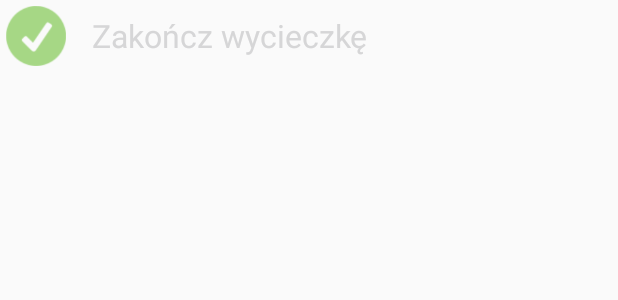
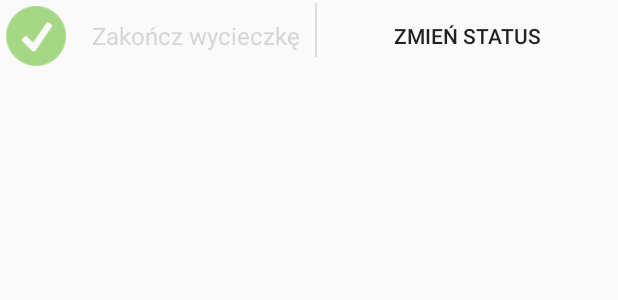
Before and after one commit to ZPI2017/FirstVersion2, an Android app: the layout activity_active_trip.xml on its own in the app's theme, with its tools: preview values and no code run, on a phone screen of 412 x 824 dp. Shown: the top 300 px of the screen. Run offline under Robolectric (Android 15) with nearby library versions, the phone set to English and light mode, and no system bars.

Commit message:
Zmiany w oknie aktywnej atrkacji

```diff
--- a/app/src/main/java/zpi/lyjak/anna/MainActivity.java
+++ b/app/src/main/java/zpi/lyjak/anna/MainActivity.java
@@ -18,6 +18,7 @@ import android.view.animation.AccelerateInterpolator;
 import android.widget.LinearLayout;
 
 import java.util.ArrayList;
+import java.util.HashMap;
 import java.util.List;
 
 import yalantis.com.sidemenu.interfaces.Resourceble;
@@ -31,6 +32,7 @@ import zpi.mazurek.tomasz.firstversion.Trip;
 import zpi.mazurek.tomasz.firstversion.TripHistoryActivity;
 import zpi.lyjak.anna.firstversion.R;
 import zpi.lyjak.anna.fragments.ExampleFragment;
+import zpi.szymala.kasia.firstversion.Atrakcja;
 import zpi.szymala.kasia.firstversion.ShowAtrakcje;
 
 /**
@@ -39,6 +41,7 @@ import zpi.szymala.kasia.firstversion.ShowAtrakcje;
 public class MainActivity extends AppCompatActivity implements ViewAnimator.ViewAnimatorListener {
 
     public static Trip activeTrip;
+    public static HashMap<String, Boolean> visitedAtractions;
 
     private DrawerLayout drawerLayout;
     private ActionBarDrawerToggle drawerToggle;
--- a/app/src/main/res/layout/activity_active_trip.xml
+++ b/app/src/main/res/layout/activity_active_trip.xml
@@ -39,7 +39,28 @@
             android:labelFor="@id/add_finish_button"
             android:text="Zakończ wycieczkę"
             android:textColor="@color/cast_intro_overlay_background_color"
-            android:textSize="21sp" />
+            android:textSize="16sp" />
+
+        <ImageView
+            android:id="@+id/line"
+            android:layout_width="1dp"
+            android:layout_height="40dp"
+            android:layout_marginLeft="10dp"
+            android:layout_toEndOf="@+id/add_finish_label"
+            android:layout_toRightOf="@+id/add_finish_label"
+            android:paddingBottom="2dp"
+            android:paddingTop="2dp"
+            app:srcCompat="@color/common_google_signin_btn_text_light_disabled" />
+
+        <Button
+            android:id="@+id/visited"
+            style="@style/Widget.AppCompat.Button.Borderless"
+            android:layout_width="match_parent"
+            android:layout_height="wrap_content"
+            android:layout_toEndOf="@+id/line"
+            android:layout_toRightOf="@+id/line"
+            android:text="Zmień status"
+            android:textSize="14sp" />
 
     </RelativeLayout>
 
```
Also changed, not shown: app/src/main/java/zpi/mazurek/tomasz/firstversion/ActiveTripActivity.java (+75 -19 lines), app/src/main/java/zpi/mazurek/tomasz/firstversion/RecomendedTrips.java (+23 -5 lines).
